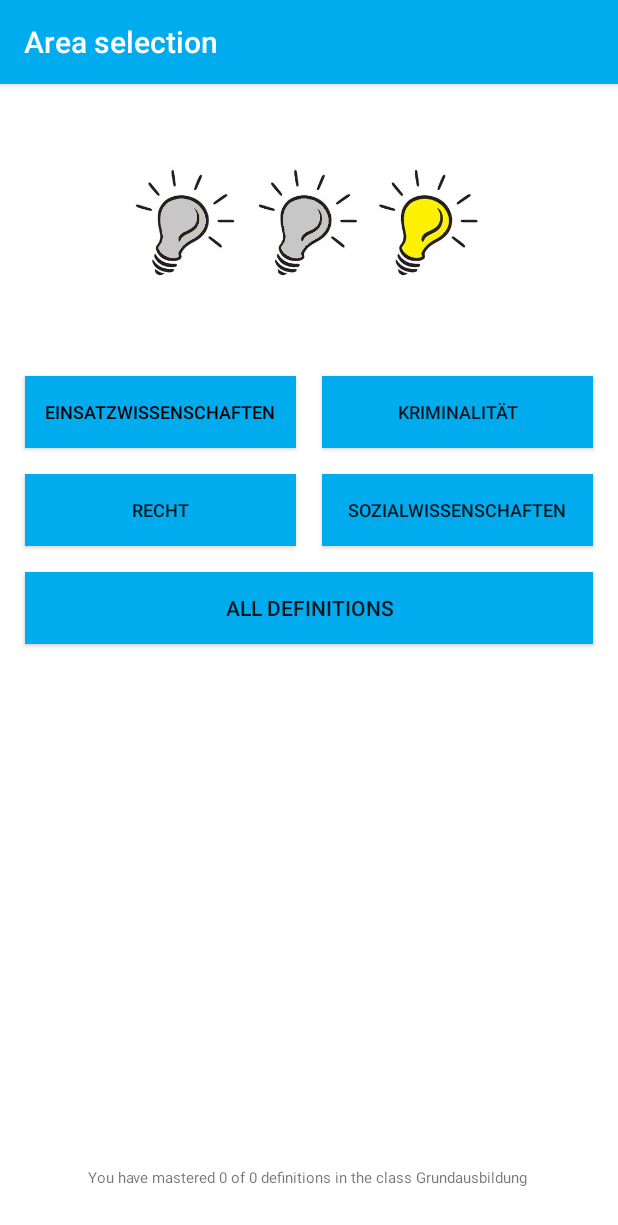
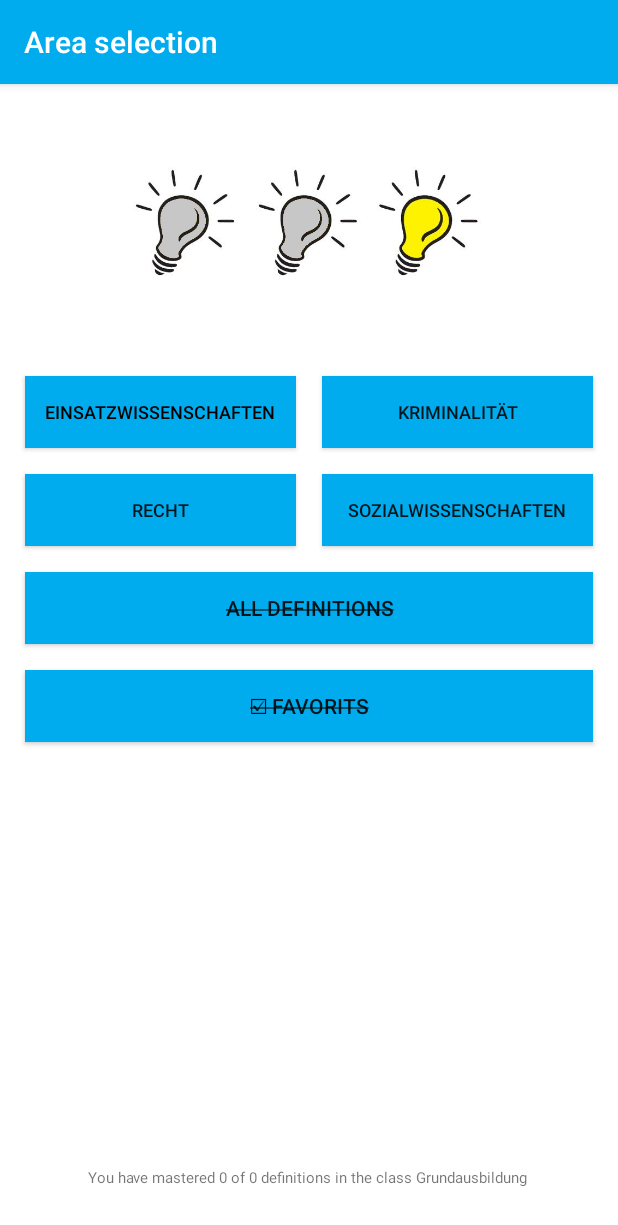
Before and after one commit to Napoletron/definitionstrainer, an Android app: the screen it shows after launch (FachbereichauswahlActivity), after a tap on "TRAIN", on a phone screen of 412 x 824 dp. Shown: the top 1225 px of the screen. Run offline under Robolectric (Android 15) with nearby library versions, the phone set to English and light mode, and no system bars.

Commit message:
Version aktualisiert

```diff
--- a/app/src/main/java/deftrainer/example/definitionstrainer/Activities/DefinitionHinzufuegenActivity.java
+++ b/app/src/main/java/deftrainer/example/definitionstrainer/Activities/DefinitionHinzufuegenActivity.java
@@ -183,11 +183,11 @@ public class DefinitionHinzufuegenActivity extends AppCompatActivity{
     private void createDefinition() {
         if (edit_definition == 0){
             int id = DefinitionsManager.getDefinitionsManager().getNextFreeDefinitionID();
-            Definition d = new Definition(id, title, definition, 0, Arrays.asList(fach), Arrays.asList(klasse), true);
+            Definition d = new Definition(id, title, definition, 0, Arrays.asList(fach), Arrays.asList(klasse), true, false);
             DefinitionsManager.getDefinitionsManager().addDefinition(d, this);
         } else {
             Definition definition_to_update =  DefinitionsManager.getDefinitionsManager().getDefinitionByID(definition_id);
-            Definition tmp = new Definition(new Random().nextInt(), title, definition, 0, Arrays.asList(fach), Arrays.asList(klasse), true);
+            Definition tmp = new Definition(new Random().nextInt(), title, definition, 0, Arrays.asList(fach), Arrays.asList(klasse), true, definition_to_update.getFavorit());
             definition_to_update.update_from(tmp);
         }
         Toast.makeText(this, title + " " +getResources().getString(R.string.has_been_added), Toast.LENGTH_SHORT).show();
--- a/app/src/main/java/deftrainer/example/definitionstrainer/Activities/FachbereichauswahlActivity.java
+++ b/app/src/main/java/deftrainer/example/definitionstrainer/Activities/FachbereichauswahlActivity.java
@@ -2,6 +2,7 @@ package deftrainer.example.definitionstrainer.Activities;
 
 import android.content.Context;
 import android.content.Intent;
+import android.graphics.Paint;
 import android.os.Bundle;
 import android.view.View;
 import android.widget.Button;
@@ -22,6 +23,7 @@ public class FachbereichauswahlActivity extends AppCompatActivity  {
     private Button button_verkehr;
     private Button button_kriminalitaet;
     private Button button_alle_Definitionen;
+    private Button button_favorits;
 
     private TextView fba_tv_entry;
 
@@ -34,6 +36,7 @@ public class FachbereichauswahlActivity extends AppCompatActivity  {
         getAllViews();
         initFachbereichButtons();
         initAlleDefinitionenButton();
+        initFavoritsButton();
         initEntryText();
     }
 
@@ -48,12 +51,31 @@ public class FachbereichauswahlActivity extends AppCompatActivity  {
      * this method finds all views for this activity and assigns them
      */
     private void getAllViews() {
-        button_facherunterricht = findViewById(R.id.fba_b_facherunterricht);
-        button_streife = findViewById(R.id.fba_b_streife);
-        button_verkehr = findViewById(R.id.fba_b_verkehr);
-        button_kriminalitaet = findViewById(R.id.fba_b_kriminalitaet);
+        button_facherunterricht = findViewById(R.id.fba_b_einsatzwiss);
+        button_streife = findViewById(R.id.fba_b_krim);
+        button_verkehr = findViewById(R.id.fba_b_recht);
+        button_kriminalitaet = findViewById(R.id.fba_b_sozial);
         button_alle_Definitionen = findViewById(R.id.fba_b_alleDefinitionen);
         fba_tv_entry = findViewById(R.id.fba_tv_entry);
+        button_favorits = findViewById(R.id.fba_b_favorits);
+    }
+
+    private void initFavoritsButton() {
+        if (DefinitionsManager.getDefinitionsManager().getFavoritDefs().size() == 0) {
+            button_favorits.setActivated(false);
+            button_favorits.setPaintFlags(button_favorits.getPaintFlags() | Paint.STRIKE_THRU_TEXT_FLAG);
+            return;
+        }
+        final Context context = this;
+        button_favorits.setOnClickListener(new View.OnClickListener() {
+            @Override
+            public void onClick(View view) {
+                Intent abfrage = new Intent(context, Abfrage_Activity.class);
+                // filter="" sorgt dafür, dass alle Fächer abgefragt werden, aber nur die Favoriten-Defs
+                DefinitionsManager.getDefinitionsManager().setFilter_string("", true);
+                startActivity(abfrage);
+            }
+        });
     }
 
     /**
@@ -89,6 +111,7 @@ public class FachbereichauswahlActivity extends AppCompatActivity  {
     private void initAlleDefinitionenButton() {
         if (DefinitionsManager.getDefinitionsManager().getImportantDefinitions().size() == 0) {
             button_alle_Definitionen.setActivated(false);
+            button_alle_Definitionen.setPaintFlags(button_alle_Definitionen.getPaintFlags() | Paint.STRIKE_THRU_TEXT_FLAG);
             return;
         }
         final Context context = this;
@@ -96,7 +119,7 @@ public class FachbereichauswahlActivity extends AppCompatActivity  {
             @Override
             public void onClick(View view) {
                 Intent abfrage = new Intent(context, Abfrage_Activity.class);
-                DefinitionsManager.getDefinitionsManager().setFilter_string(""); // filter="" sorgt dafür, dass alle Fächer abgefragt werden
+                DefinitionsManager.getDefinitionsManager().setFilter_string("", false); // filter="" sorgt dafür, dass alle Fächer abgefragt werden
                 startActivity(abfrage);
             }
         });
--- a/app/src/main/java/deftrainer/example/definitionstrainer/Activities/FaecherauswahlActivity.java
+++ b/app/src/main/java/deftrainer/example/definitionstrainer/Activities/FaecherauswahlActivity.java
@@ -2,6 +2,7 @@ package deftrainer.example.definitionstrainer.Activities;
 
 import android.content.Context;
 import android.content.Intent;
+import android.graphics.Paint;
 import android.os.Bundle;
 import android.view.View;
 import android.widget.Button;
@@ -68,12 +69,13 @@ public class FaecherauswahlActivity  extends AppCompatActivity {
                     @Override
                     public void onClick(View view) {
                         Intent abfrage = new Intent(context, Abfrage_Activity.class);
-                        DefinitionsManager.getDefinitionsManager().setFilter_string(fachname); // nicht optimal... aber funktioniert
+                        DefinitionsManager.getDefinitionsManager().setFilter_string(fachname, false); // nicht optimal... aber funktioniert
                         startActivityForResult(abfrage, 42); //42 is jsut a random number
                     }
                 });
             } else {
                 btnTag.setActivated(false);
+                btnTag.setPaintFlags(btnTag.getPaintFlags() | Paint.STRIKE_THRU_TEXT_FLAG);
             }
         }
     }
--- a/app/src/main/java/deftrainer/example/definitionstrainer/Activities/SuchenActivity.java
+++ b/app/src/main/java/deftrainer/example/definitionstrainer/Activities/SuchenActivity.java
@@ -109,7 +109,7 @@ public class SuchenActivity extends AppCompatActivity {
         // first, add all Definitions with the matching subject
         for (Definition d : definitionList) {
             String faecher = d.getFeacherString();
-            if(faecher.contains(searchText)) {
+            if(faecher.toLowerCase().contains(searchText.toLowerCase())) {
                 relevant_def.add(d);
             }
         }
@@ -117,7 +117,7 @@ public class SuchenActivity extends AppCompatActivity {
         // first, add all Definitions with the matching jahrgang
         for (Definition d : definitionList) {
             String jahrgaenge = d.getJahrgaengeString();
-            if(jahrgaenge.contains(searchText)) {
+            if(jahrgaenge.toLowerCase().contains(searchText.toLowerCase())) {
                 relevant_def.add(d);
             }
         }
--- a/app/src/main/java/deftrainer/example/definitionstrainer/model/DefinitionsManager.java
+++ b/app/src/main/java/deftrainer/example/definitionstrainer/model/DefinitionsManager.java
@@ -12,6 +12,7 @@ import deftrainer.example.definitionstrainer.R;
 
 import java.io.IOException;
 import java.util.ArrayList;
+import java.util.Collection;
 import java.util.HashSet;
 import java.util.List;
 import java.util.Locale;
@@ -22,10 +23,11 @@ public class DefinitionsManager {
 
     private static DefinitionsManager DEFINITIONSMANAGER = null;
     private List<Definition> all_definitions = null;
-    private List<Definition> important_definitions = null;
+    private List<Definition> important_definitions = null; // alle definitionen mit dem passendem aktuellen Jahrgang
     private String filter_string = "<empty>";
     private Random RANDOM = new Random();
     private int lastDefinitionId;
+    private boolean ask_favorits = false;
 
     /**
      * Diese Methode gibt den Definitionsmanager zurück.
@@ -116,8 +118,10 @@ public class DefinitionsManager {
      * Diese Methode setzt den Filter, z.B. "Verkehrsrecht" oder "Strafprozessrecht", ...
      * @param filter_string Ein Filter für die Fächerauswahl
      */
-    public void setFilter_string(String filter_string) {
+    public void setFilter_string(String filter_string, boolean ask_favorits) {
         this.filter_string = filter_string;
+        this.ask_favorits = ask_favorits;
+        update_important_definitions();
     }
 
     /**
@@ -164,8 +168,14 @@ public class DefinitionsManager {
 
         // das mit den stream sorgt für Ärger... deswegen der längere Weg
         for (Definition definition : important_definitions) {
-            if (definition.istWichtigFuerFach(filter_string)) {
-                relevant_definitions.add(definition);
+            if (ask_favorits) {
+                if (definition.getFavorit()) {
+                    relevant_definitions.add(definition);
+                }
+            } else {
+                if (definition.istWichtigFuerFach(filter_string)) {
+                    relevant_definitions.add(definition);
+                }
             }
         }
         return relevant_definitions;
@@ -495,6 +505,16 @@ public class DefinitionsManager {
         return min_id;
     }
 
+    public List<Definition> getFavoritDefs() {
+        List<Definition> favorits = new ArrayList<>();
+        for (Definition d : important_definitions) {
+            if (d.getFavorit()) {
+                favorits.add(d);
+            }
+        }
+        return favorits;
+    }
+
     /**
      * This is a simple Callable-class to outsource some code of the dialog.
      */
--- a/app/src/main/java/deftrainer/example/definitionstrainer/model/JSONReader.java
+++ b/app/src/main/java/deftrainer/example/definitionstrainer/model/JSONReader.java
@@ -58,6 +58,7 @@ public class JSONReader {
         List<String> faecher = null;
         List<String> jahrgaenge = null;
         boolean userModified = false;
+        boolean favorit = false;
 
         reader.beginObject();
         while (reader.hasNext()) {
@@ -76,13 +77,15 @@ public class JSONReader {
                 name = reader.nextString();
             } else if (entry_name.equals("userModified")) {
                 userModified = reader.nextBoolean();
+            } else if (entry_name.equals("favorit")) {
+                userModified = reader.nextBoolean();
             }
             else {
                 reader.skipValue();
             }
         }
         reader.endObject();
-        return new Definition(id, name, definition, skill, faecher, jahrgaenge, userModified);
+        return new Definition(id, name, definition, skill, faecher, jahrgaenge, userModified, favorit);
     }
 
     private static List<String> readFaecher(JsonReader reader) throws IOException {
--- a/app/src/main/res/layout/activity_fachbereichauswahl.xml
+++ b/app/src/main/res/layout/activity_fachbereichauswahl.xml
@@ -42,7 +42,7 @@
             android:orientation="horizontal">
 
             <Button
-                android:id="@+id/fba_b_facherunterricht"
+                android:id="@+id/fba_b_einsatzwiss"
                 android:layout_width="match_parent"
                 android:layout_height="match_parent"
                 android:layout_margin="4pt"
@@ -53,7 +53,7 @@
                 android:textSize="12sp" />
 
             <Button
-                android:id="@+id/fba_b_streife"
+                android:id="@+id/fba_b_krim"
                 android:layout_width="match_parent"
                 android:layout_height="match_parent"
                 android:layout_margin="4pt"
@@ -70,7 +70,7 @@
             android:orientation="horizontal">
 
             <Button
-                android:id="@+id/fba_b_verkehr"
+                android:id="@+id/fba_b_recht"
                 android:layout_width="match_parent"
                 android:layout_height="match_parent"
                 android:layout_margin="4pt"
@@ -80,7 +80,7 @@
                 android:textSize="12sp" />
 
             <Button
-                android:id="@+id/fba_b_kriminalitaet"
+                android:id="@+id/fba_b_sozial"
                 android:layout_width="match_parent"
                 android:layout_height="match_parent"
                 android:layout_margin="4pt"
@@ -98,6 +98,16 @@
             android:layout_weight="1"
             android:background="@color/polizeiblau"
             android:text="@string/all_definitions"
+            android:textSize="14sp" />
+
+        <Button
+            android:id="@+id/fba_b_favorits"
+            android:layout_width="match_parent"
+            android:layout_height="match_parent"
+            android:layout_margin="4pt"
+            android:layout_weight="1"
+            android:background="@color/polizeiblau"
+            android:text="@string/favorits"
             android:textSize="14sp" />
 
     </LinearLayout>
--- a/app/src/main/res/values/strings.xml
+++ b/app/src/main/res/values/strings.xml
@@ -63,5 +63,6 @@
     <string name="understood">Unterstood</string>
     <string name="sozialwissenschaften" translatable="false">Sozialwissenschaften</string>
     <string name="einsatzwissenschaften" translatable="false">Einsatzwissenschaften</string>
-    <string name="recht">Recht</string>
+    <string name="recht" translatable="false">Recht</string>
+    <string name="favorits">☑ Favorits</string>
 </resources>
```
Also changed, not shown: app/src/main/java/deftrainer/example/definitionstrainer/Activities/RecyclerViewHolder.java (+7 -0 lines), app/src/main/java/deftrainer/example/definitionstrainer/model/Definition.java (+11 -1 lines), app/src/main/java/deftrainer/example/definitionstrainer/model/RecyclerViewAdapter.java (+20 -0 lines), app/src/main/res/layout/frame_layout.xml (+15 -6 lines), 1 other file.
